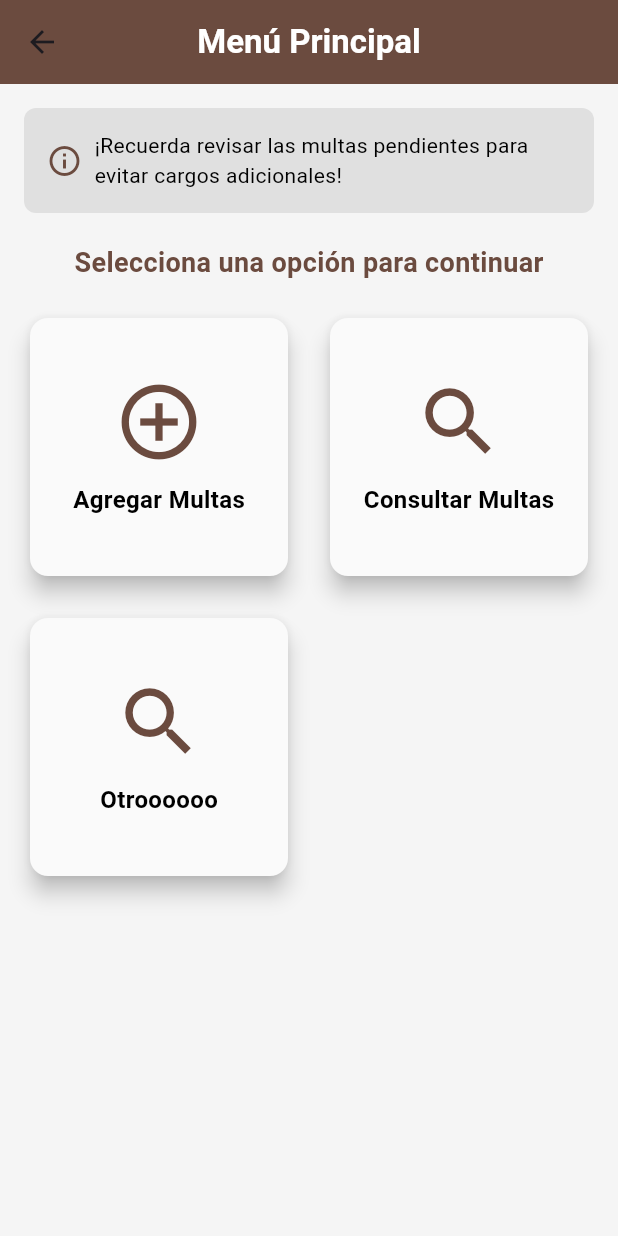
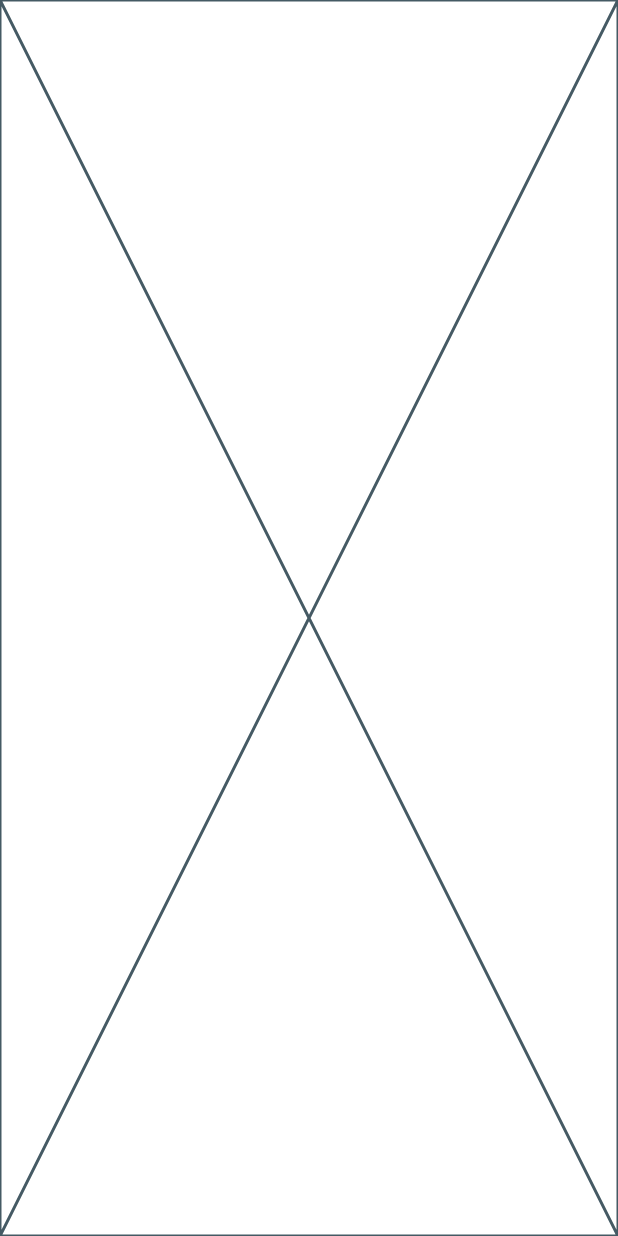
Before and after one commit to iampedrorf/app_multas, a Flutter app: the HomeScreen screen opened directly, after a tap on "Consultar Multas", on a phone screen of 412 x 824 dp. Run offline on Flutter 3.47's test engine with Material 3 defaults, Android fonts, the phone set to English and light mode, and no system bars; our stand-ins replace shared_preferences; accounts and stored records are empty.

Commit message:
Se agregaron las pantallas de la lista y del mapa

```diff
--- /dev/null
+++ b/lib/screens/fine_list.dart
@@ -0,0 +1,15 @@
+import 'package:flutter/material.dart';
+
+class FineList extends StatefulWidget {
+  const FineList({super.key});
+
+  @override
+  State<FineList> createState() => _FineListState();
+}
+
+class _FineListState extends State<FineList> {
+  @override
+  Widget build(BuildContext context) {
+    return const Placeholder();
+  }
+}
--- a/lib/screens/home_screen.dart
+++ b/lib/screens/home_screen.dart
@@ -1,6 +1,8 @@
 import 'package:flutter/material.dart';
 import '../widgets/card_homePage.dart';
 import 'add_fine_screen.dart';
+import 'fine_list.dart';
+import 'map_screen.dart';
 
 class HomeScreen extends StatefulWidget {
   const HomeScreen({super.key});
@@ -83,15 +85,23 @@ class _HomeScreenState extends State<HomeScreen> {
                     color: Color(0xff6b4b3f),
                     title: 'Consultar Multas',
                     onTap: () {
-                      // Acción para la segunda pantalla
+                      Navigator.push(
+                        context,
+                        MaterialPageRoute(
+                            builder: (context) => const FineList()),
+                      );
                     },
                   ),
                   CardWidget(
-                    icon: Icons.search_outlined,
+                    icon: Icons.map_outlined,
                     color: Color(0xff6b4b3f),
-                    title: 'Otroooooo',
+                    title: 'Mapa',
                     onTap: () {
-                      // Acción para la segunda pantalla
+                      Navigator.push(
+                        context,
+                        MaterialPageRoute(
+                            builder: (context) => const MapScreen()),
+                      );
                     },
                   ),
                 ],
```
Also changed, not shown: lib/screens/map_screen.dart (added, +15 -0 lines).
